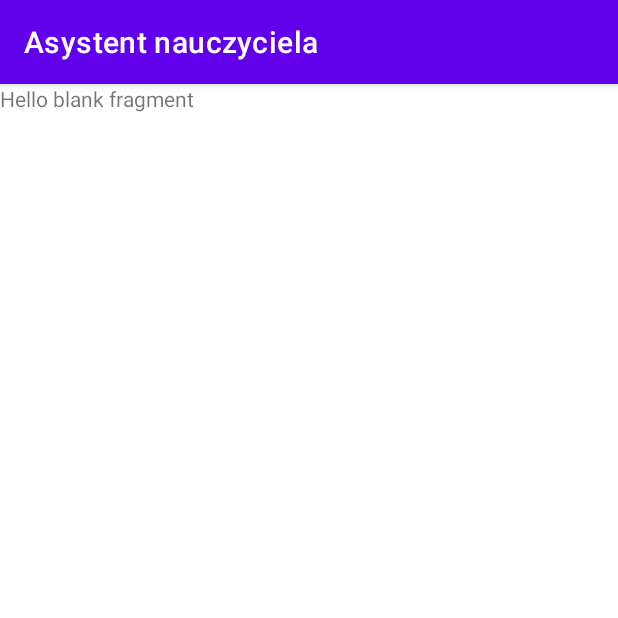
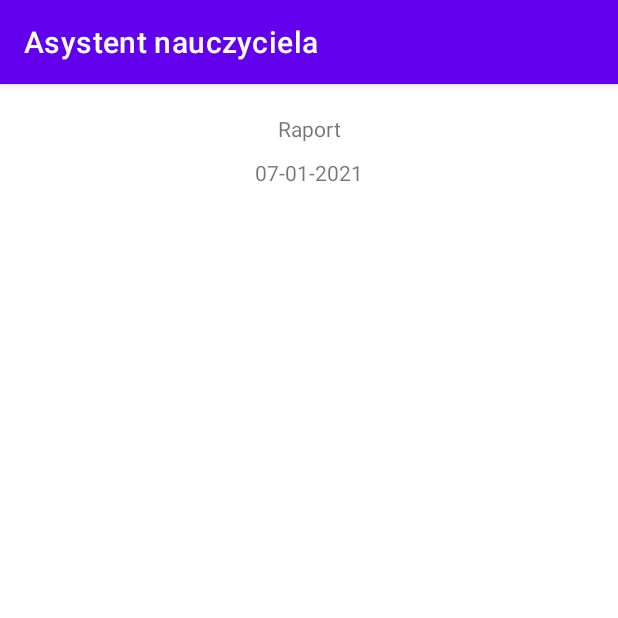
Before and after one commit to Kite-Kat/AsystentNauczyciela1, an Android app: the ReportFragment screen opened through its navigation route, on a phone screen of 412 x 824 dp, the top half of it. Run offline under Robolectric (Android 15) with nearby library versions, the phone set to English and light mode, and no system bars; our stand-ins replace Room's generated code.

Commit message:
Report works.

```diff
--- a/app/src/main/java/com/example/asystentnauczyciela/view/ReportFragment.kt
+++ b/app/src/main/java/com/example/asystentnauczyciela/view/ReportFragment.kt
@@ -5,56 +5,62 @@ import androidx.fragment.app.Fragment
 import android.view.LayoutInflater
 import android.view.View
 import android.view.ViewGroup
+import androidx.lifecycle.ViewModelProvider
+import androidx.recyclerview.widget.LinearLayoutManager
+import androidx.recyclerview.widget.RecyclerView
 import com.example.asystentnauczyciela.R
+import com.example.asystentnauczyciela.view_model.*
+import kotlinx.android.synthetic.main.fragment_report.*
+import java.text.SimpleDateFormat
+import java.util.*
 
-// TODO: Rename parameter arguments, choose names that match
-// the fragment initialization parameters, e.g. ARG_ITEM_NUMBER
-private const val ARG_PARAM1 = "param1"
-private const val ARG_PARAM2 = "param2"
+private lateinit var viewModelStudent: StudentViewModel
+private lateinit var viewModelCourse: CourseViewModel
+private lateinit var viewModelMark: MarkViewModel
+class ReportFragment : Fragment() {
 
-/**
- * A simple [Fragment] subclass.
- * Use the [ReportFragment.newInstance] factory method to
- * create an instance of this fragment.
- */
-class ReportFragment : Fragment() {
-    // TODO: Rename and change types of parameters
-    private var param1: String? = null
-    private var param2: String? = null
+    private lateinit var reportAdapter: ReportAdapter
+    private lateinit var reportLayoutManager: LinearLayoutManager
+    private lateinit var recyclerView: RecyclerView
 
-    override fun onCreate(savedInstanceState: Bundle?) {
-        super.onCreate(savedInstanceState)
-        arguments?.let {
-            param1 = it.getString(ARG_PARAM1)
-            param2 = it.getString(ARG_PARAM2)
-        }
-    }
+
 
     override fun onCreateView(
         inflater: LayoutInflater, container: ViewGroup?,
         savedInstanceState: Bundle?
     ): View? {
+        reportLayoutManager = LinearLayoutManager(context)
+        viewModelStudent = ViewModelProvider(requireActivity()).get(StudentViewModel::class.java)
+        viewModelCourse = ViewModelProvider(requireActivity()).get(CourseViewModel::class.java)
+        viewModelMark = ViewModelProvider(requireActivity()).get(MarkViewModel::class.java)
+
+        reportAdapter = ReportAdapter(viewModelStudent, viewModelCourse)
+
+        viewModelMark.marks.observe(viewLifecycleOwner,{
+            reportAdapter.submitList(it)
+        })
+        viewModelStudent.students.observe(viewLifecycleOwner,{
+
+        })
+
+        viewModelCourse.courses.observe(viewLifecycleOwner,{
+
+        })
+
+
         // Inflate the layout for this fragment
         return inflater.inflate(R.layout.fragment_report, container, false)
     }
 
-    companion object {
-        /**
-         * Use this factory method to create a new instance of
-         * this fragment using the provided parameters.
-         *
-         * @param param1 Parameter 1.
-         * @param param2 Parameter 2.
-         * @return A new instance of fragment ReportFragment.
-         */
-        // TODO: Rename and change types and number of parameters
-        @JvmStatic
-        fun newInstance(param1: String, param2: String) =
-            ReportFragment().apply {
-                arguments = Bundle().apply {
-                    putString(ARG_PARAM1, param1)
-                    putString(ARG_PARAM2, param2)
-                }
-            }
+    override fun onViewCreated(view: View, savedInstanceState: Bundle?) {
+        super.onViewCreated(view, savedInstanceState)
+
+        recyclerView = RecyclerViewReport.apply{
+            this.layoutManager = reportLayoutManager
+            this.adapter = reportAdapter
+        }
+
+        textViewReportDate.text = SimpleDateFormat("dd-MM-yyyy").format(Date())
     }
+
 }
--- a/app/src/main/java/com/example/asystentnauczyciela/view_model/MarksListAdapter.kt
+++ b/app/src/main/java/com/example/asystentnauczyciela/view_model/MarksListAdapter.kt
@@ -63,7 +63,7 @@ class MarksListAdapter(private val markViewModel: MarkViewModel,private val stud
 
 
 object MarksListDiff: DiffUtil.ItemCallback<Mark>(){
-    override fun areItemsTheSame(oldItem: Mark, newItem: Mark)= oldItem == newItem
+    override fun areItemsTheSame(oldItem: Mark, newItem: Mark)= oldItem === newItem
 
     override fun areContentsTheSame(oldItem: Mark, newItem: Mark)= oldItem == newItem
 }
--- a/app/src/main/res/layout/fragment_report.xml
+++ b/app/src/main/res/layout/fragment_report.xml
@@ -1,14 +1,34 @@
 <?xml version="1.0" encoding="utf-8"?>
-<FrameLayout xmlns:android="http://schemas.android.com/apk/res/android"
+<androidx.constraintlayout.widget.ConstraintLayout xmlns:android="http://schemas.android.com/apk/res/android"
     xmlns:tools="http://schemas.android.com/tools"
+    xmlns:app="http://schemas.android.com/apk/res-auto"
+    android:id="@+id/LayoutReport"
     android:layout_width="match_parent"
     android:layout_height="match_parent"
     tools:context=".view.ReportFragment">
 
-    <!-- TODO: Update blank fragment layout -->
     <TextView
+        android:id="@+id/textViewReportName"
         android:layout_width="match_parent"
-        android:layout_height="match_parent"
-        android:text="@string/hello_blank_fragment" />
+        android:layout_height="wrap_content"
+        android:text="Raport"
+        android:textAlignment="center"
+        app:layout_constraintTop_toTopOf="parent"
+        android:layout_marginTop="20dp"/>
 
-</FrameLayout>
+    <TextView
+        android:id="@+id/textViewReportDate"
+        android:layout_width="match_parent"
+        android:layout_height="wrap_content"
+        android:textAlignment="center"
+        android:layout_marginTop="10dp"
+        app:layout_constraintTop_toBottomOf="@+id/textViewReportName"/>
+
+    <androidx.recyclerview.widget.RecyclerView
+        android:id="@+id/RecyclerViewReport"
+        android:layout_width="match_parent"
+        android:layout_height="0dp"
+        android:layout_marginTop="10dp"
+        app:layout_constraintTop_toBottomOf="@+id/textViewReportDate"
+        app:layout_constraintBottom_toBottomOf="parent"/>
+</androidx.constraintlayout.widget.ConstraintLayout>
--- a/app/src/main/res/layout/raport_one_row.xml
+++ /dev/null
@@ -1,6 +0,0 @@
-<?xml version="1.0" encoding="utf-8"?>
-<androidx.constraintlayout.widget.ConstraintLayout
-    xmlns:android="http://schemas.android.com/apk/res/android" android:layout_width="match_parent"
-    android:layout_height="match_parent">
-
-</androidx.constraintlayout.widget.ConstraintLayout>
```
Also changed, not shown: app/src/main/java/com/example/asystentnauczyciela/view/StudentMarkFragment.kt (+3 -4 lines), app/src/main/java/com/example/asystentnauczyciela/view_model/ReportAdapter.kt (added, +58 -0 lines), app/src/main/res/layout/report_one_row.xml (added, +32 -0 lines).
